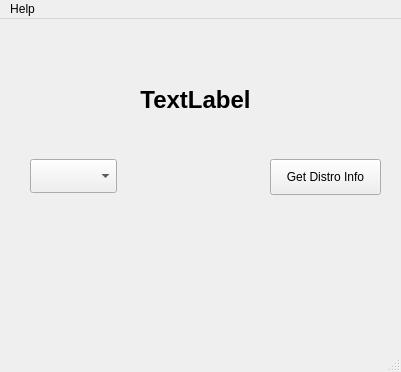
MARKMENTAL/QtDistroDemo, file src/mainwindow.ui: the form before one commit.
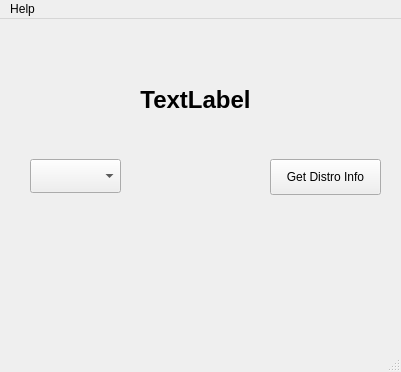
The form after the commit.

Commit message: Code Cleanup/Added Arch & Reset function

What changed in the file:
```diff
--- a/src/mainwindow.ui
+++ b/src/mainwindow.ui
@@ -60,7 +60,7 @@
      <rect>
       <x>30</x>
       <y>140</y>
-      <width>87</width>
+      <width>91</width>
       <height>34</height>
      </rect>
     </property>
```
The commit also changes 2 other files.
